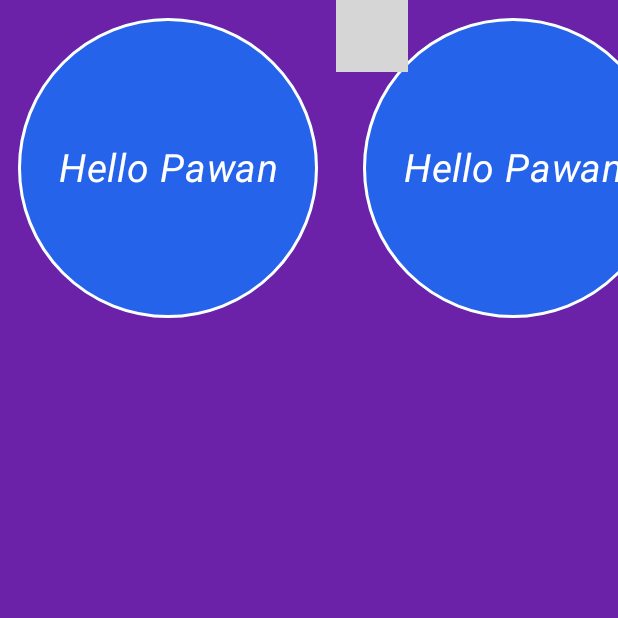
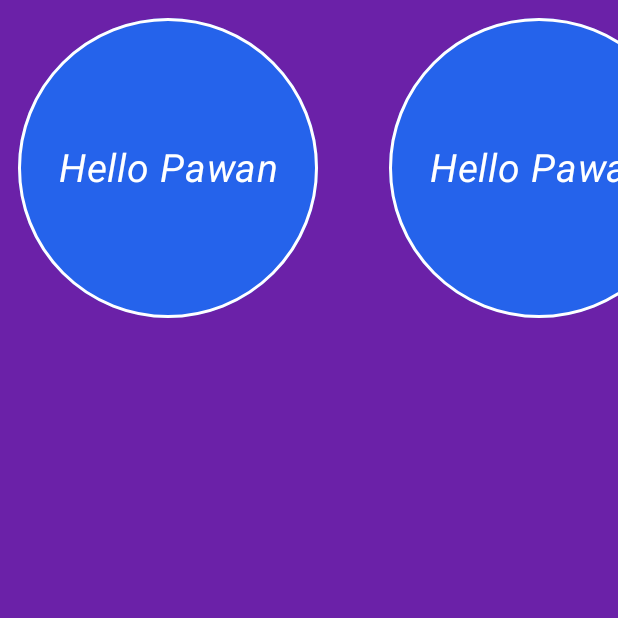
Before and after one commit to alyssaharvey3/Android-Compose, an Android app built with Jetpack Compose: the screen it shows after launch (MainActivity), on a phone screen of 412 x 824 dp, the top half of it. Run offline under Robolectric (Android 15) with nearby library versions, the phone set to English and light mode, and no system bars; grey boxes are pictures that could not be loaded.

```diff
--- a/VelocityX/src/main/java/dev/codepur/velocityx/Vx.kt
+++ b/VelocityX/src/main/java/dev/codepur/velocityx/Vx.kt
@@ -29,6 +29,8 @@ class Vx {
         val dp48: Dp = 48.0.dp
         val dp56: Dp = 56.0.dp
         val dp64: Dp = 64.0.dp
+
+        fun dp(value: Number): Dp = value.toDouble().dp
 
         ///Colors
         const val blackHex: String = "#000000"
--- a/app/src/main/java/com/example/velocityXAndroid/MainActivity.kt
+++ b/app/src/main/java/com/example/velocityXAndroid/MainActivity.kt
@@ -50,9 +50,9 @@ fun Greeting(name: String) {
             children = {
                 "Hello $name".text.white.center.xl3.italic.make()
             },
-        ).blue600.alignCenter.p12.square(size = 200.dp)
+        ).blue600.alignCenter.p12.square(size = Vx.dp(200))
             .border(color = Vx.white, shape = CircleShape).circle.shadow4Xl.make()
-        VxSpacer().red300.w20().make()
+        VxSpacer().w20().make()
         VxBox(
             children = {
                 "Hello $name".text.white.center.xl3.italic.make()
```
Also changed, not shown: VelocityX/src/main/java/dev/codepur/velocityx/mixin/VxModifierMixin.kt (+7 -7 lines).
